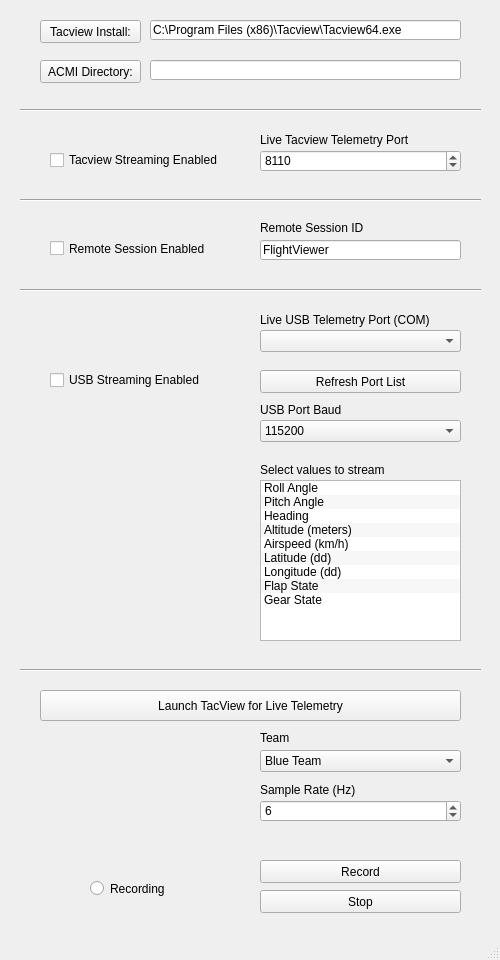
Old version of the form src/gui.ui in the repository PowerBroker2/Thunder_Viewer.
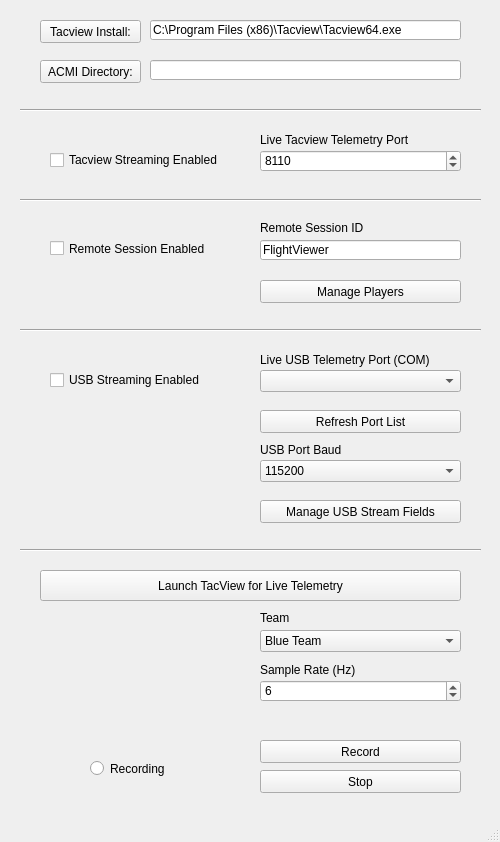
New version of the form. Icons and pictures are not drawn.

```diff
--- a/src/gui.ui
+++ b/src/gui.ui
@@ -7,19 +7,19 @@
     <x>0</x>
     <y>0</y>
     <width>500</width>
-    <height>960</height>
+    <height>842</height>
    </rect>
   </property>
   <property name="minimumSize">
    <size>
     <width>500</width>
-    <height>960</height>
+    <height>842</height>
    </size>
   </property>
   <property name="maximumSize">
    <size>
     <width>500</width>
-    <height>960</height>
+    <height>1015</height>
    </size>
   </property>
   <property name="windowTitle">
@@ -47,7 +47,7 @@
     <property name="geometry">
      <rect>
       <x>90</x>
-      <y>880</y>
+      <y>760</y>
       <width>82</width>
       <height>17</height>
      </rect>
@@ -60,7 +60,7 @@
     <property name="geometry">
      <rect>
       <x>260</x>
-      <y>860</y>
+      <y>740</y>
       <width>201</width>
       <height>23</height>
      </rect>
@@ -76,7 +76,7 @@
     <property name="geometry">
      <rect>
       <x>260</x>
-      <y>890</y>
+      <y>770</y>
       <width>201</width>
       <height>23</height>
      </rect>
@@ -166,7 +166,7 @@
     <property name="geometry">
      <rect>
       <x>40</x>
-      <y>690</y>
+      <y>570</y>
       <width>421</width>
       <height>31</height>
      </rect>
@@ -262,7 +262,7 @@
     <property name="geometry">
      <rect>
       <x>260</x>
-      <y>310</y>
+      <y>350</y>
       <width>201</width>
       <height>20</height>
      </rect>
@@ -275,7 +275,7 @@
     <property name="geometry">
      <rect>
       <x>260</x>
-      <y>330</y>
+      <y>370</y>
       <width>201</width>
       <height>22</height>
      </rect>
@@ -288,7 +288,7 @@
     <property name="geometry">
      <rect>
       <x>260</x>
-      <y>370</y>
+      <y>410</y>
       <width>201</width>
       <height>23</height>
      </rect>
@@ -304,7 +304,7 @@
     <property name="geometry">
      <rect>
       <x>260</x>
-      <y>420</y>
+      <y>460</y>
       <width>201</width>
       <height>22</height>
      </rect>
@@ -413,7 +413,7 @@
     <property name="geometry">
      <rect>
       <x>260</x>
-      <y>400</y>
+      <y>440</y>
       <width>201</width>
       <height>20</height>
      </rect>
@@ -426,7 +426,7 @@
     <property name="geometry">
      <rect>
       <x>20</x>
-      <y>280</y>
+      <y>320</y>
       <width>461</width>
       <height>20</height>
      </rect>
@@ -452,7 +452,7 @@
     <property name="geometry">
      <rect>
       <x>20</x>
-      <y>660</y>
+      <y>540</y>
       <width>461</width>
       <height>20</height>
      </rect>
@@ -478,7 +478,7 @@
     <property name="geometry">
      <rect>
       <x>260</x>
-      <y>750</y>
+      <y>630</y>
       <width>201</width>
       <height>22</height>
      </rect>
@@ -501,7 +501,7 @@
     <property name="geometry">
      <rect>
       <x>260</x>
-      <y>730</y>
+      <y>610</y>
       <width>201</width>
       <height>16</height>
      </rect>
@@ -510,88 +510,11 @@
      <string>Team</string>
     </property>
    </widget>
-   <widget class="QListWidget" name="usb_fields">
-    <property name="geometry">
-     <rect>
-      <x>260</x>
-      <y>480</y>
-      <width>201</width>
-      <height>161</height>
-     </rect>
-    </property>
-    <property name="alternatingRowColors">
-     <bool>true</bool>
-    </property>
-    <property name="selectionMode">
-     <enum>QAbstractItemView::MultiSelection</enum>
-    </property>
-    <property name="sortingEnabled">
-     <bool>false</bool>
-    </property>
-    <item>
-     <property name="text">
-      <string>Roll Angle</string>
-     </property>
-    </item>
-    <item>
-     <property name="text">
-      <string>Pitch Angle</string>
-     </property>
-    </item>
-    <item>
-     <property name="text">
-      <string>Heading</string>
-     </property>
-    </item>
-    <item>
-     <property name="text">
-      <string>Altitude (meters)</string>
-     </property>
-    </item>
-    <item>
-     <property name="text">
-      <string>Airspeed (km/h)</string>
-     </property>
-    </item>
-    <item>
-     <property name="text">
-      <string>Latitude (dd)</string>
-     </property>
-    </item>
-    <item>
-     <property name="text">
-      <string>Longitude (dd)</string>
-     </property>
-    </item>
-    <item>
-     <property name="text">
-      <string>Flap State</string>
-     </property>
-    </item>
-    <item>
-     <property name="text">
-      <string>Gear State</string>
-     </property>
-    </item>
-   </widget>
-   <widget class="QLabel" name="label_7">
-    <property name="geometry">
-     <rect>
-      <x>260</x>
-      <y>460</y>
-      <width>201</width>
-      <height>20</height>
-     </rect>
-    </property>
-    <property name="text">
-     <string>Select values to stream</string>
-    </property>
-   </widget>
    <widget class="QSpinBox" name="sample_rate">
     <property name="geometry">
      <rect>
       <x>260</x>
-      <y>800</y>
+      <y>680</y>
       <width>201</width>
       <height>22</height>
      </rect>
@@ -613,7 +536,7 @@
     <property name="geometry">
      <rect>
       <x>260</x>
-      <y>780</y>
+      <y>660</y>
       <width>201</width>
       <height>20</height>
      </rect>
@@ -622,6 +545,38 @@
      <string>Sample Rate (Hz)</string>
     </property>
    </widget>
+   <widget class="QPushButton" name="manage_players">
+    <property name="geometry">
+     <rect>
+      <x>260</x>
+      <y>280</y>
+      <width>201</width>
+      <height>23</height>
+     </rect>
+    </property>
+    <property name="toolTip">
+     <string>Enable or disable datastreaming for individual players in remote session</string>
+    </property>
+    <property name="text">
+     <string>Manage Players</string>
+    </property>
+   </widget>
+   <widget class="QPushButton" name="manage_usb_fields">
+    <property name="geometry">
+     <rect>
+      <x>260</x>
+      <y>500</y>
+      <width>201</width>
+      <height>23</height>
+     </rect>
+    </property>
+    <property name="toolTip">
+     <string>Enable or disable datastreaming of individual telemetry fields</string>
+    </property>
+    <property name="text">
+     <string>Manage USB Stream Fields</string>
+    </property>
+   </widget>
   </widget>
   <widget class="QMenuBar" name="menubar">
    <property name="geometry">
```
